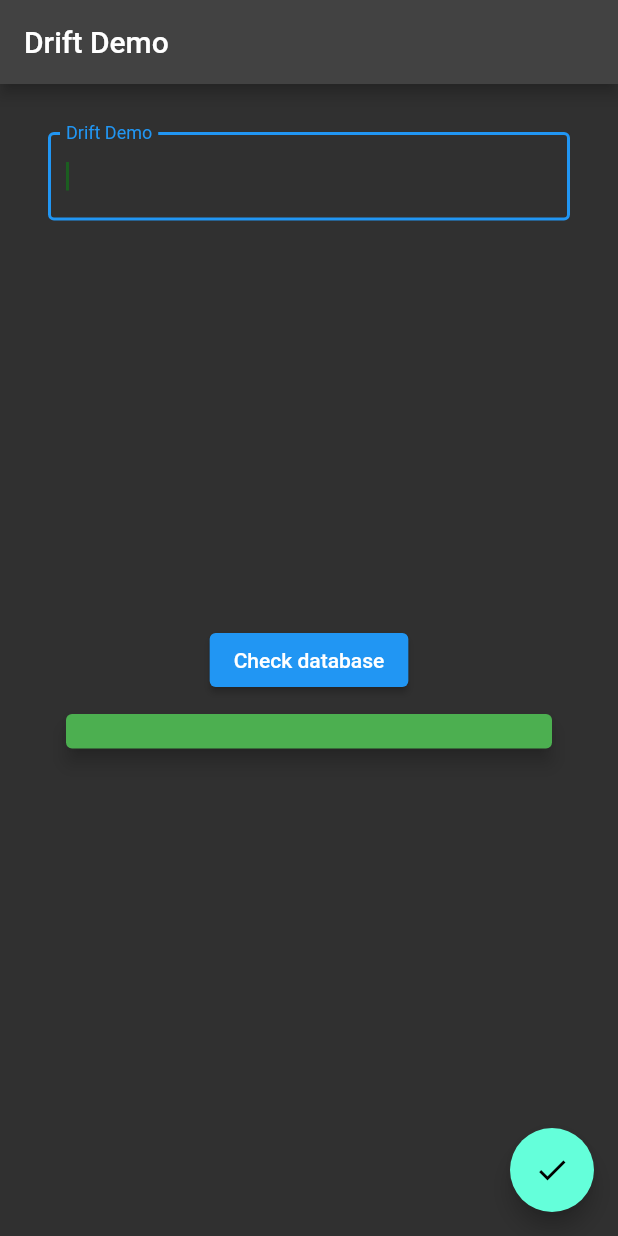
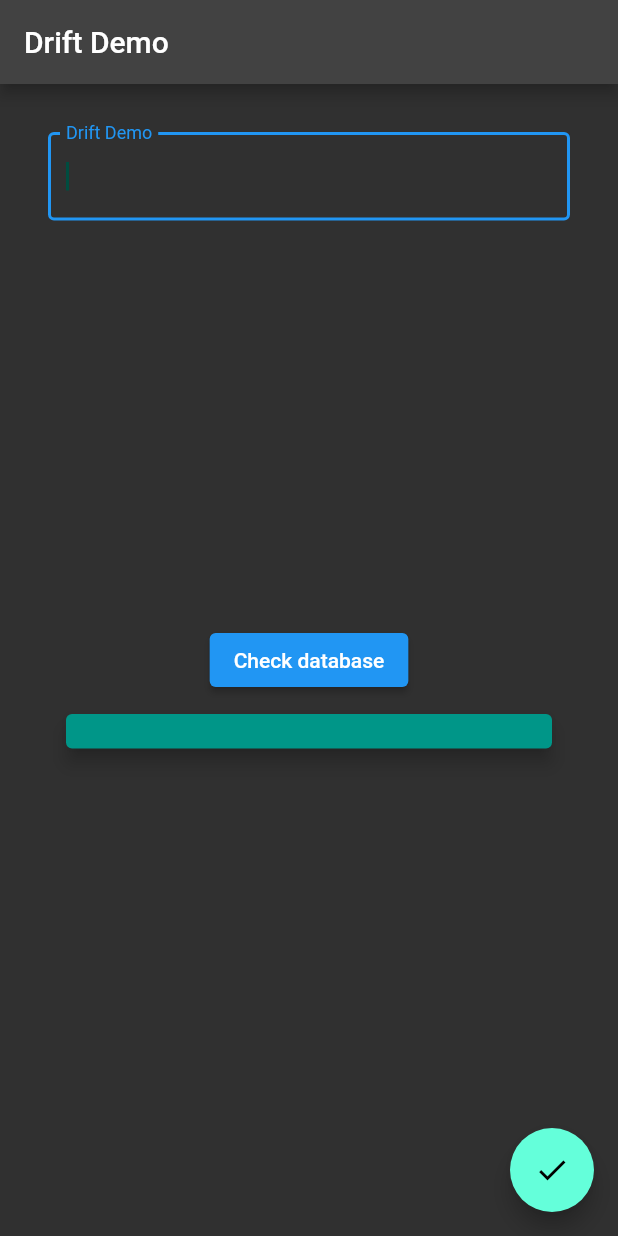
Before and after one commit to valerianaGit/FlutterDriftLocalDataStorageDemo, a Flutter app: the screen it shows after launch, after a tap on the "check" icon, on a phone screen of 412 x 824 dp. Run offline on Flutter 3.47's test engine with Material 2 defaults, Android fonts, the phone set to English and light mode, and no system bars; drawn by our look-alikes of flutter_slidable; our stand-ins replace drift, flutter_riverpod; missing offline and left inert: drift_db_viewer; accounts and stored records are empty; generated files the repository leaves out were written again.

Commit message:
update color constants

```diff
--- a/lib/constants/constants.dart
+++ b/lib/constants/constants.dart
@@ -1,5 +1,5 @@
 import 'package:flutter/material.dart';
 
-var kCursorColor = Colors.green[900];
-var kdarkColor = Colors.green;
-var kTodoItemCardStyle = const TextStyle(fontSize: 20.0, color: Colors.black, backgroundColor: Colors.amber);
+var kCursorColor = Colors.teal[900];
+var kdarkColor = Colors.teal;
+var kTodoItemCardStyle = const TextStyle(fontSize: 20.0, color: Colors.white);
```
